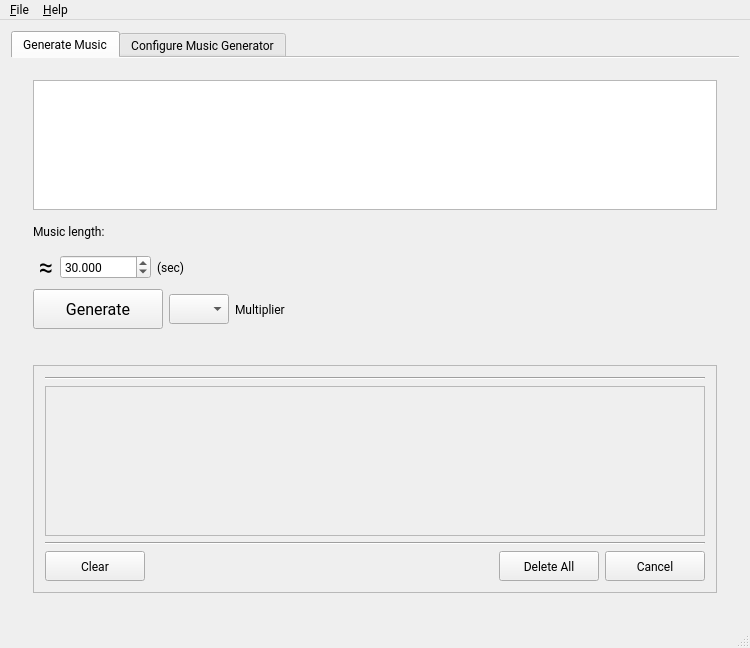
First picture: the form in Music_Generator/mainwindow.ui, repository Jared-Gross/Algorhythm, before the edit.
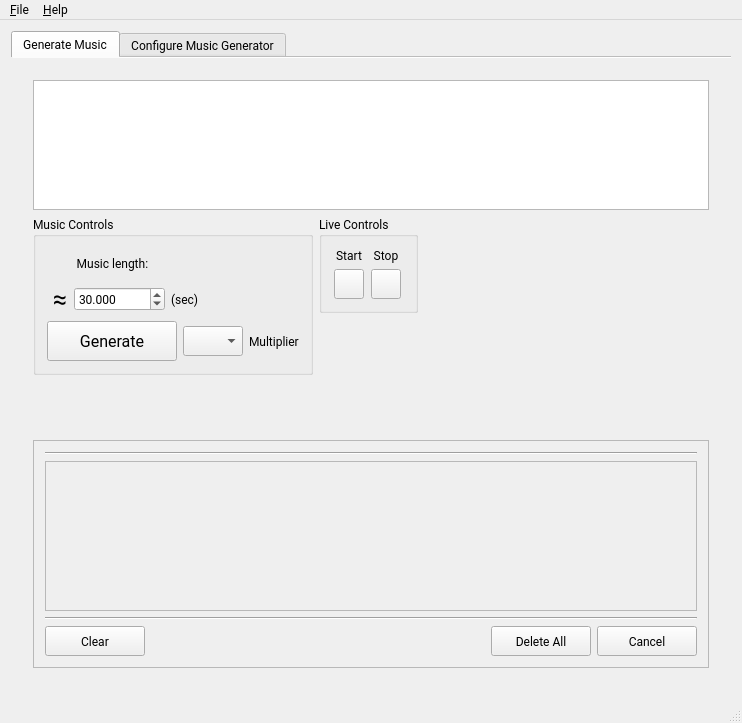
Second picture: the form after the edit. Icons and pictures are not drawn.

Patch:
```diff
--- a/Music_Generator/mainwindow.ui
+++ b/Music_Generator/mainwindow.ui
@@ -6,8 +6,8 @@
    <rect>
     <x>0</x>
     <y>0</y>
-    <width>750</width>
-    <height>648</height>
+    <width>742</width>
+    <height>723</height>
    </rect>
   </property>
   <property name="sizePolicy">
@@ -127,8 +127,22 @@
               </widget>
              </item>
              <item>
-              <layout class="QFormLayout" name="formLayout">
-               <item row="1" column="0">
+              <layout class="QHBoxLayout" name="horizontalLayout_9">
+               <item>
+                <layout class="QVBoxLayout" name="verticalLayout_8">
+                 <item>
+                  <widget class="QGroupBox" name="groupBox_2">
+                   <property name="title">
+                    <string>Music Controls</string>
+                   </property>
+                   <layout class="QVBoxLayout" name="verticalLayout_5">
+                    <item>
+                     <layout class="QVBoxLayout" name="verticalLayout_4">
+                      <item>
+                       <layout class="QFormLayout" name="formLayout_2">
+                        <item row="0" column="0">
+                         <layout class="QVBoxLayout" name="verticalLayout_6" stretch="0,0">
+                          <item>
                 <widget class="QLabel" name="label_3">
                  <property name="sizePolicy">
                   <sizepolicy hsizetype="Minimum" vsizetype="Minimum">
@@ -143,12 +157,12 @@
                   </size>
                  </property>
                  <property name="text">
-                  <string>Music length:</string>
+                             <string>          Music length:</string>
                  </property>
                 </widget>
                </item>
-               <item row="2" column="0">
-                <layout class="QHBoxLayout" name="horizontalLayout_4" stretch="0,0,0">
+                          <item>
+                           <layout class="QHBoxLayout" name="horizontalLayout_4">
                  <item>
                   <widget class="QLabel" name="label_8">
                    <property name="font">
@@ -197,7 +211,9 @@
                  </item>
                 </layout>
                </item>
-               <item row="3" column="0">
+                         </layout>
+                        </item>
+                        <item row="1" column="0">
                 <layout class="QHBoxLayout" name="horizontalLayout">
                  <item>
                   <widget class="QPushButton" name="btnGenerate_2">
@@ -268,6 +284,170 @@
                </item>
               </layout>
              </item>
+                     </layout>
+                    </item>
+                   </layout>
+                  </widget>
+                 </item>
+                 <item>
+                  <spacer name="verticalSpacer_2">
+                   <property name="orientation">
+                    <enum>Qt::Vertical</enum>
+                   </property>
+                   <property name="sizeHint" stdset="0">
+                    <size>
+                     <width>20</width>
+                     <height>40</height>
+                    </size>
+                   </property>
+                  </spacer>
+                 </item>
+                </layout>
+               </item>
+               <item>
+                <layout class="QVBoxLayout" name="verticalLayout_7">
+                 <item>
+                  <widget class="QFrame" name="LiveControl">
+                   <layout class="QHBoxLayout" name="horizontalLayout_10">
+                    <property name="spacing">
+                     <number>0</number>
+                    </property>
+                    <property name="leftMargin">
+                     <number>0</number>
+                    </property>
+                    <property name="topMargin">
+                     <number>0</number>
+                    </property>
+                    <property name="rightMargin">
+                     <number>0</number>
+                    </property>
+                    <property name="bottomMargin">
+                     <number>0</number>
+                    </property>
+                    <item>
+                     <widget class="QGroupBox" name="groupBox">
+                      <property name="title">
+                       <string>Live Controls</string>
+                      </property>
+                      <layout class="QGridLayout" name="gridLayout_3">
+                       <item row="0" column="0">
+                        <widget class="QLabel" name="label_9">
+                         <property name="font">
+                          <font>
+                           <weight>50</weight>
+                           <bold>false</bold>
+                          </font>
+                         </property>
+                         <property name="text">
+                          <string>Start</string>
+                         </property>
+                         <property name="alignment">
+                          <set>Qt::AlignCenter</set>
+                         </property>
+                        </widget>
+                       </item>
+                       <item row="0" column="1">
+                        <widget class="QLabel" name="label_10">
+                         <property name="font">
+                          <font>
+                           <weight>50</weight>
+                           <bold>false</bold>
+                          </font>
+                         </property>
+                         <property name="text">
+                          <string>Stop</string>
+                         </property>
+                         <property name="alignment">
+                          <set>Qt::AlignCenter</set>
+                         </property>
+                        </widget>
+                       </item>
+                       <item row="1" column="1">
+                        <widget class="QPushButton" name="btnLiveStop">
+                         <property name="sizePolicy">
+                          <sizepolicy hsizetype="Fixed" vsizetype="Fixed">
+                           <horstretch>0</horstretch>
+                           <verstretch>0</verstretch>
+                          </sizepolicy>
+                         </property>
+                         <property name="minimumSize">
+                          <size>
+                           <width>30</width>
+                           <height>30</height>
+                          </size>
+                         </property>
+                         <property name="maximumSize">
+                          <size>
+                           <width>30</width>
+                           <height>30</height>
+                          </size>
+                         </property>
+                         <property name="text">
+                          <string/>
+                         </property>
+                        </widget>
+                       </item>
+                       <item row="1" column="0">
+                        <widget class="QPushButton" name="btnLiveStart">
+                         <property name="sizePolicy">
+                          <sizepolicy hsizetype="Fixed" vsizetype="Fixed">
+                           <horstretch>0</horstretch>
+                           <verstretch>0</verstretch>
+                          </sizepolicy>
+                         </property>
+                         <property name="minimumSize">
+                          <size>
+                           <width>30</width>
+                           <height>30</height>
+                          </size>
+                         </property>
+                         <property name="maximumSize">
+                          <size>
+                           <width>30</width>
+                           <height>30</height>
+                          </size>
+                         </property>
+                         <property name="text">
+                          <string/>
+                         </property>
+                        </widget>
+                       </item>
+                      </layout>
+                     </widget>
+                    </item>
+                   </layout>
+                  </widget>
+                 </item>
+                 <item>
+                  <spacer name="verticalSpacer">
+                   <property name="orientation">
+                    <enum>Qt::Vertical</enum>
+                   </property>
+                   <property name="sizeHint" stdset="0">
+                    <size>
+                     <width>20</width>
+                     <height>40</height>
+                    </size>
+                   </property>
+                  </spacer>
+                 </item>
+                </layout>
+               </item>
+               <item>
+                <spacer name="horizontalSpacer_4">
+                 <property name="orientation">
+                  <enum>Qt::Horizontal</enum>
+                 </property>
+                 <property name="sizeHint" stdset="0">
+                  <size>
+                   <width>40</width>
+                   <height>20</height>
+                  </size>
+                 </property>
+                </spacer>
+               </item>
+              </layout>
+             </item>
              <item>
               <widget class="QFrame" name="generatedMusicLayout_2">
                <property name="sizePolicy">
@@ -311,7 +491,7 @@
                     <rect>
                      <x>0</x>
                      <y>0</y>
-                     <width>672</width>
+                     <width>664</width>
                      <height>148</height>
                     </rect>
                    </property>
@@ -569,7 +749,7 @@
     <rect>
      <x>0</x>
      <y>0</y>
-     <width>750</width>
+     <width>742</width>
      <height>25</height>
     </rect>
    </property>
```
Left out of the diff: 14 changed lines with no effect on the pictures. Lines whose indentation alone changed are shown as unchanged.
